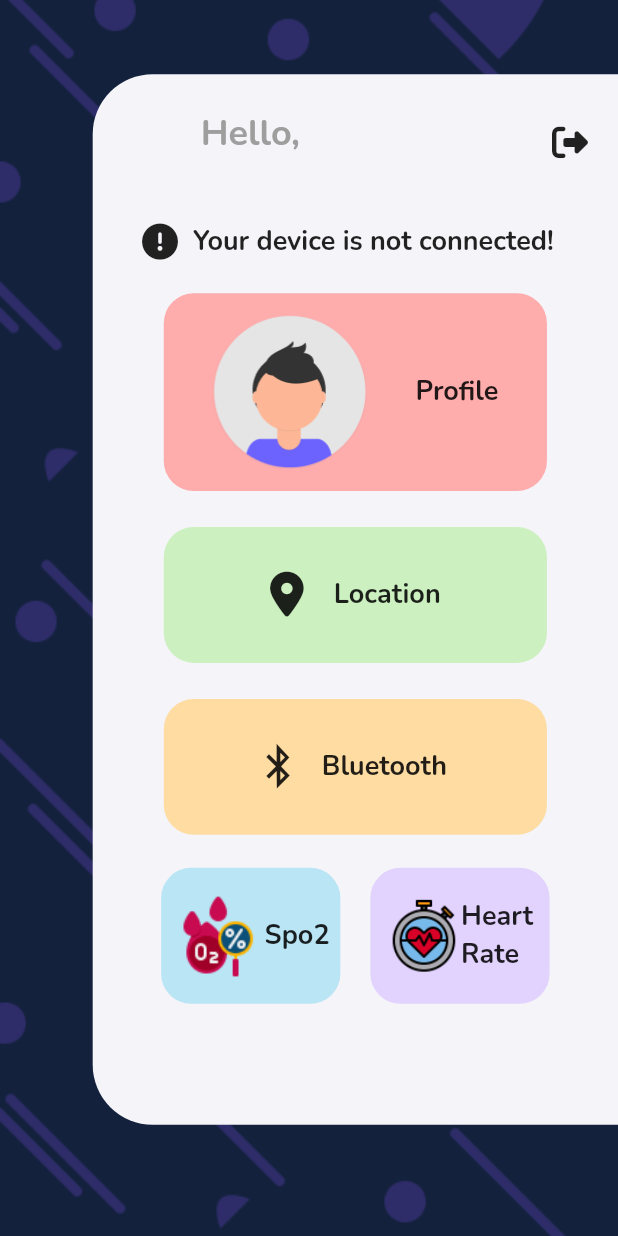
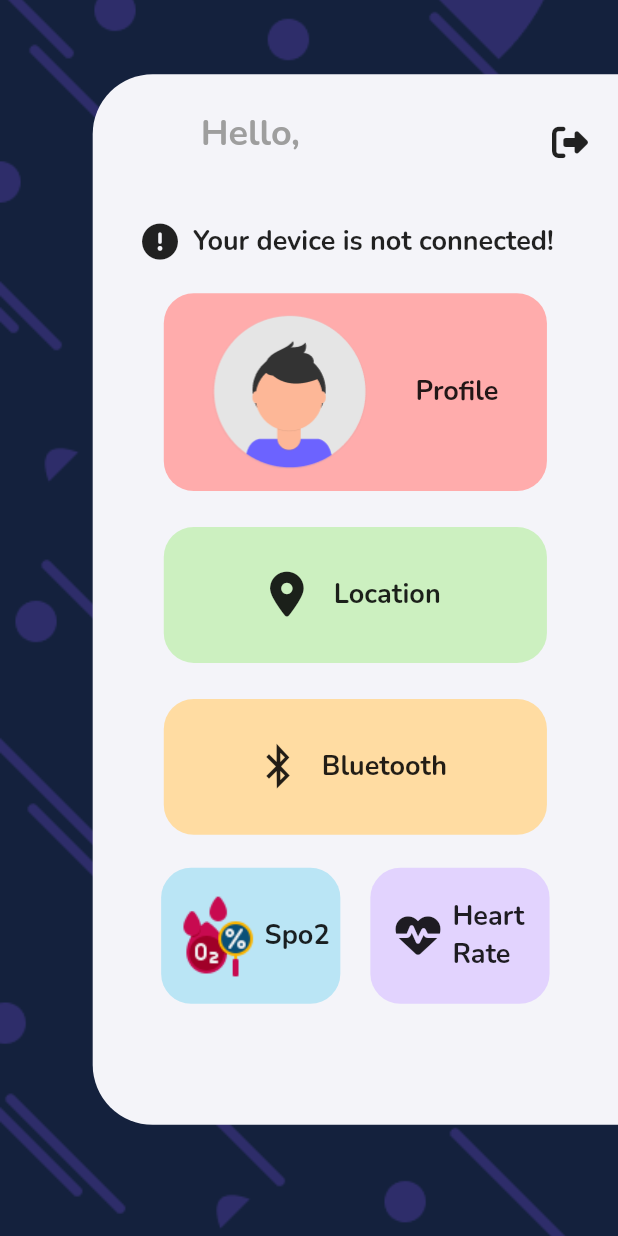
Before and after one commit to Baluds/Smart-watch, a Flutter app: the screen it shows once a user with an empty profile is signed in, on a phone screen of 412 x 824 dp. Run offline on Flutter 3.47's test engine with Material 2 defaults, Android fonts, the phone set to English and light mode, and no system bars; our stand-ins replace cloud_firestore, dropdown_button2, firebase_auth, firebase_core, flutter_bluetooth_serial, fluttertoast and 4 more; missing offline and left inert: flutter_background, geocode; accounts and stored records are empty.

Commit message:
Homepg: Changed heart rate icon

```diff
--- a/lib/ui/pages/home.dart
+++ b/lib/ui/pages/home.dart
@@ -295,13 +295,12 @@ class _HomepgState extends State<Homepg> {
                                 childWidget: Row(
                                   mainAxisAlignment: MainAxisAlignment.center,
                                   children: [
-                                    Image.asset(
-                                      'assets/images/heart.png',
-                                      width: MediaQuery.of(context).size.width *
-                                          0.12,
-                                      height:
-                                          MediaQuery.of(context).size.height *
-                                              0.12,
+                                    Container(
+                                      margin: const EdgeInsets.only(right: 8),
+                                      child: const FaIcon(
+                                        FontAwesomeIcons.heartPulse,
+                                        size: 30,
+                                      ),
                                     ),
                                     Text(
                                       'Heart\nRate',
```
Also changed, not shown: assets/images/heart.png (deleted).
